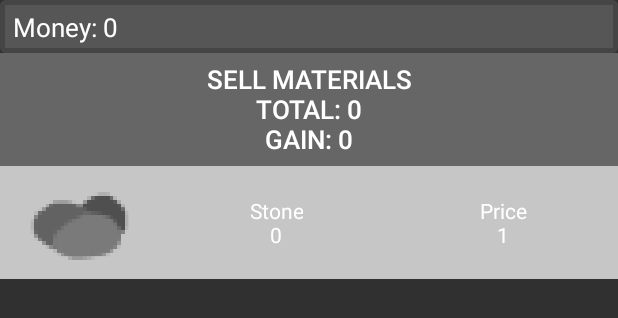
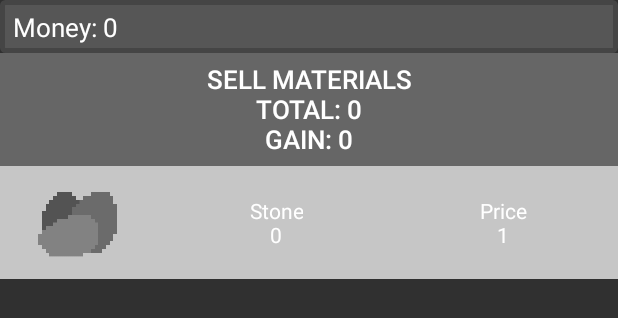
Before and after one commit to Szomti/IdleMicra, an Android app: the layout activity_main.xml on its own in the app's theme, with its tools: preview values and no code run, on a phone screen of 412 x 824 dp. Shown: the top 318 px of the screen. Run offline under Robolectric (Android 15) with nearby library versions, the phone set to English and light mode, and no system bars.

Commit message:
Added working money exchange ( stone only for now ), added working totalMaterials and totalPriceMaterials ( money_page ), optimized loadText() function, changed stone image ( now it has transparent background ).

```diff
--- /dev/null
+++ b/app/src/main/res/drawable-v24/btn_locked_material.xml
@@ -0,0 +1,8 @@
+<?xml version="1.0" encoding="utf-8"?>
+<shape xmlns:android="http://schemas.android.com/apk/res/android">
+    <corners android:radius="0dp" />
+    <solid android:color="#473a39" />
+    <corners android:radius="2dp" />
+    <stroke android:width="3dip" android:color="#300000"/>
+    <padding android:left="0dp" android:top="0dp" android:right="0dp" android:bottom="0dp" />
+</shape>
--- a/app/src/main/res/layout/activity_main.xml
+++ b/app/src/main/res/layout/activity_main.xml
@@ -354,7 +354,7 @@
             app:srcCompat="@drawable/btn_dark_grey_border" />
 
         <TextView
-            android:id="@+id/textView2"
+            android:id="@+id/money_amount_text"
             android:layout_width="300dp"
             android:layout_height="wrap_content"
             android:textColor="@color/white"
```
Also changed, not shown: app/src/main/java/com/example/idlemicra/MainActivity.kt (+61 -12 lines), app/src/main/res/drawable-v24/stone.png.
